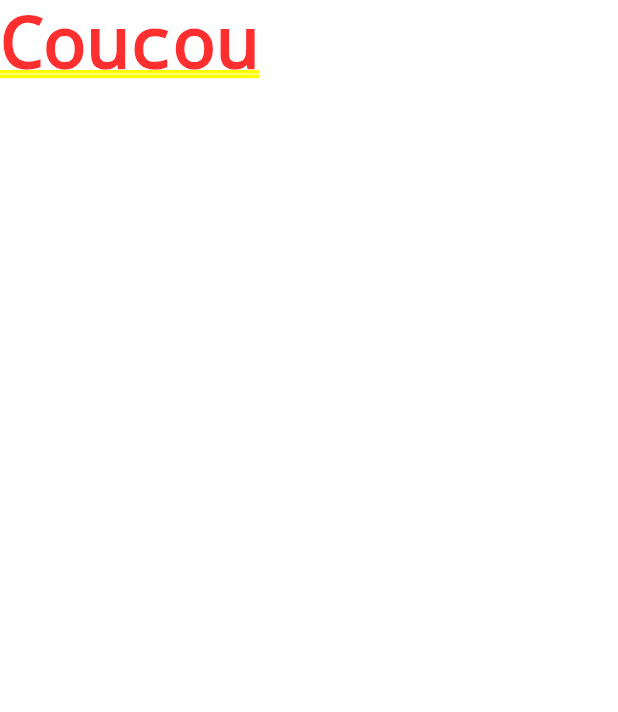
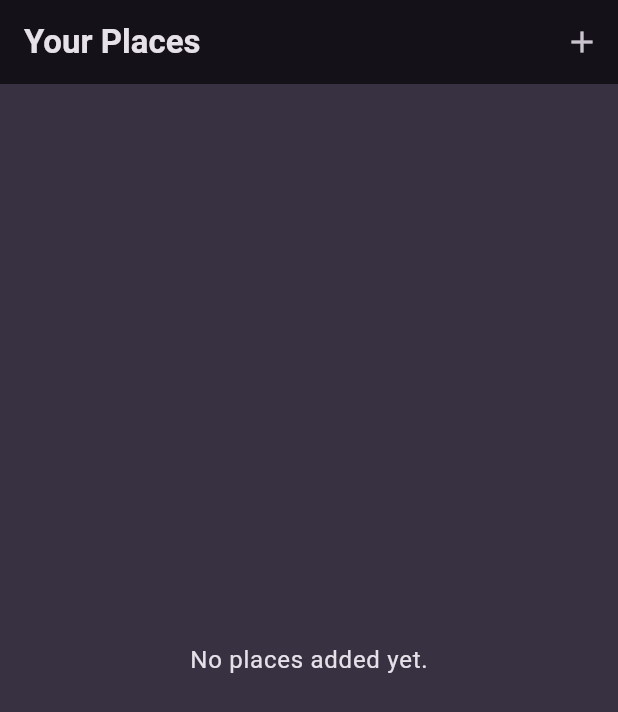
Before and after one commit to HugoLaurent/favorite_place, a Flutter app: the screen it shows after launch, on a phone screen of 412 x 824 dp. Shown: the top 712 px of the screen. Run offline on Flutter 3.47's test engine with Material 3 defaults, Android fonts, the phone set to English and light mode, and no system bars; our stand-ins replace google_fonts.

Commit message:
Ajout de place_list, place screen

```diff
--- a/lib/main.dart
+++ b/lib/main.dart
@@ -1,3 +1,4 @@
+import 'package:favorite_place/screens/places.dart';
 import 'package:flutter/material.dart';
 
 import 'package:google_fonts/google_fonts.dart';
@@ -36,10 +37,9 @@ class MyApp extends StatelessWidget {
   @override
   Widget build(BuildContext context) {
     return MaterialApp(
-        title: 'Great Places',
-        theme: theme,
-        home: const Text(
-          "Coucou",
-        ));
+      title: 'Great Places',
+      theme: theme,
+      home: const PlacesScreen(),
+    );
   }
 }
--- /dev/null
+++ b/lib/screens/places.dart
@@ -0,0 +1,19 @@
+import 'package:favorite_place/widgets/places_list.dart';
+import 'package:flutter/material.dart';
+
+class PlacesScreen extends StatelessWidget {
+  const PlacesScreen({super.key});
+
+  @override
+  Widget build(BuildContext context) {
+    return Scaffold(
+      appBar: AppBar(title: const Text("Your Places"), actions: [
+        IconButton(
+          onPressed: () {},
+          icon: const Icon(Icons.add),
+        )
+      ]),
+      body: PlacesList(places: []),
+    );
+  }
+}
--- /dev/null
+++ b/lib/widgets/places_list.dart
@@ -0,0 +1,34 @@
+import 'package:favorite_place/models/place.dart';
+import 'package:flutter/material.dart';
+
+class PlacesList extends StatelessWidget {
+  const PlacesList({super.key, required this.places});
+
+  final List<Place> places;
+
+  @override
+  Widget build(BuildContext context) {
+    if (places.isEmpty) {
+      return Center(
+        child: Text(
+          "No places added yet.",
+          style: Theme.of(context).textTheme.bodyLarge!.copyWith(
+                color: Theme.of(context).colorScheme.onBackground,
+              ),
+        ),
+      );
+    }
+
+    return ListView.builder(
+      itemCount: places.length,
+      itemBuilder: (ctx, index) => ListTile(
+        title: Text(
+          places[index].title,
+          style: Theme.of(context).textTheme.titleMedium!.copyWith(
+                color: Theme.of(context).colorScheme.onBackground,
+              ),
+        ),
+      ),
+    );
+  }
+}
```
Also changed, not shown: lib/screens/add_place.dart (added), lib/screens/places_details.dart (added).
